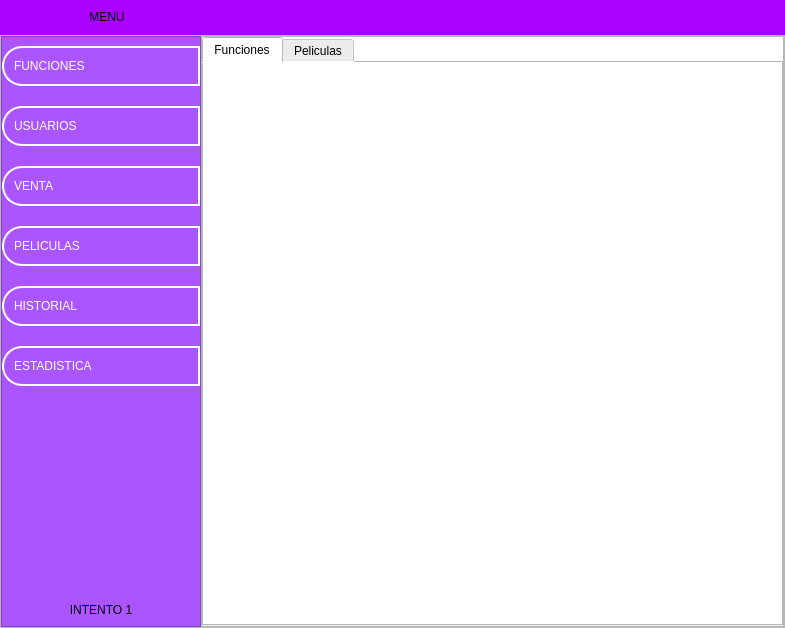
Before: the Qt Designer form ui/menu.ui in LeandroMuzalski1843/Proyecto_Final_Practicas_II, drawn with Qt 5.
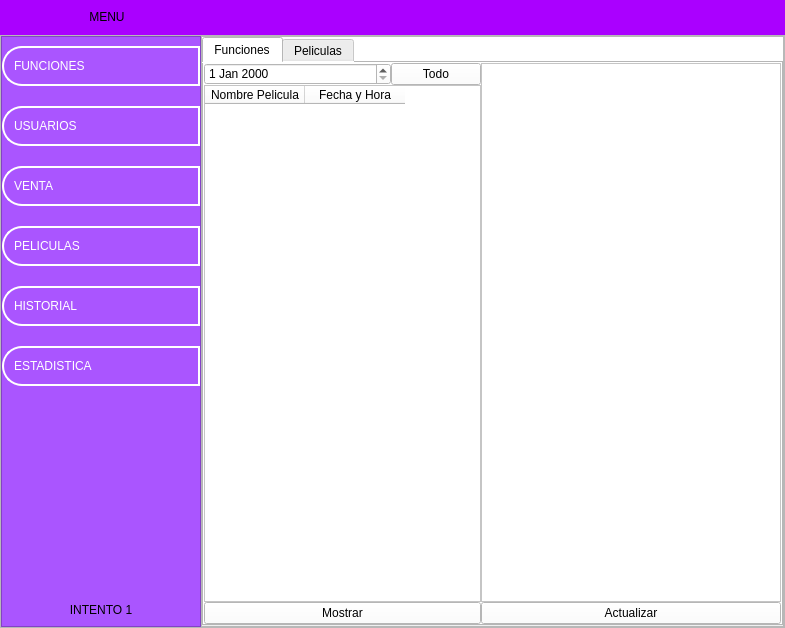
After: the same form once the commit is applied. The open tabs and pages were chosen to show the change. Icons and pictures are not drawn.

Commit message: Se cargo los datos a la estadistica de las funciones, falta filtrar y ver como rellenar mejor ya que queda muchos espacios en blanco

What changed in the file:
```diff
--- a/ui/menu.ui
+++ b/ui/menu.ui
@@ -1756,6 +1756,122 @@
                     <attribute name="title">
                      <string>Funciones</string>
                     </attribute>
+                    <layout class="QHBoxLayout" name="horizontalLayout_20">
+                     <property name="spacing">
+                      <number>0</number>
+                     </property>
+                     <property name="leftMargin">
+                      <number>0</number>
+                     </property>
+                     <property name="topMargin">
+                      <number>0</number>
+                     </property>
+                     <property name="rightMargin">
+                      <number>0</number>
+                     </property>
+                     <property name="bottomMargin">
+                      <number>0</number>
+                     </property>
+                     <item>
+                      <widget class="QWidget" name="widget_20" native="true">
+                       <layout class="QVBoxLayout" name="verticalLayout_20">
+                        <property name="spacing">
+                         <number>0</number>
+                        </property>
+                        <property name="leftMargin">
+                         <number>0</number>
+                        </property>
+                        <property name="topMargin">
+                         <number>0</number>
+                        </property>
+                        <property name="rightMargin">
+                         <number>0</number>
+                        </property>
+                        <property name="bottomMargin">
+                         <number>0</number>
+                        </property>
+                        <item>
+                         <layout class="QHBoxLayout" name="horizontalLayout_21">
+                          <item>
+                           <widget class="QDateEdit" name="filtro_fecha_funcion"/>
+                          </item>
+                          <item>
+                           <widget class="QPushButton" name="btn_todo_funciones">
+                            <property name="maximumSize">
+                             <size>
+                              <width>90</width>
+                              <height>16777215</height>
+                             </size>
+                            </property>
+                            <property name="text">
+                             <string>Todo</string>
+                            </property>
+                           </widget>
+                          </item>
+                         </layout>
+                        </item>
+                        <item>
+                         <widget class="QTableWidget" name="tableWidget_estadisticas_funciones">
+                          <column>
+                           <property name="text">
+                            <string>Nombre Pelicula</string>
+                           </property>
+                          </column>
+                          <column>
+                           <property name="text">
+                            <string>Fecha y Hora</string>
+                           </property>
+                          </column>
+                         </widget>
+                        </item>
+                        <item>
+                         <widget class="QPushButton" name="btn_mostrar_funciones">
+                          <property name="text">
+                           <string>Mostrar</string>
+                          </property>
+                         </widget>
+                        </item>
+                       </layout>
+                      </widget>
+                     </item>
+                     <item>
+                      <widget class="QWidget" name="widget_21" native="true">
+                       <property name="minimumSize">
+                        <size>
+                         <width>300</width>
+                         <height>0</height>
+                        </size>
+                       </property>
+                       <layout class="QVBoxLayout" name="verticalLayout_21">
+                        <property name="spacing">
+                         <number>0</number>
+                        </property>
+                        <property name="leftMargin">
+                         <number>0</number>
+                        </property>
+                        <property name="topMargin">
+                         <number>0</number>
+                        </property>
+                        <property name="rightMargin">
+                         <number>0</number>
+                        </property>
+                        <property name="bottomMargin">
+                         <number>0</number>
+                        </property>
+                        <item>
+                         <widget class="QTextEdit" name="textEdit_info_funciones"/>
+                        </item>
+                        <item>
+                         <widget class="QPushButton" name="btn_actualizar_estadisticas_f">
+                          <property name="text">
+                           <string>Actualizar</string>
+                          </property>
+                         </widget>
+                        </item>
+                       </layout>
+                      </widget>
+                     </item>
+                    </layout>
                    </widget>
                    <widget class="QWidget" name="tab_2">
                     <attribute name="title">
```
Left out of the diff: 12 changed lines with no effect on the pictures. The commit also changes 5 other files.
